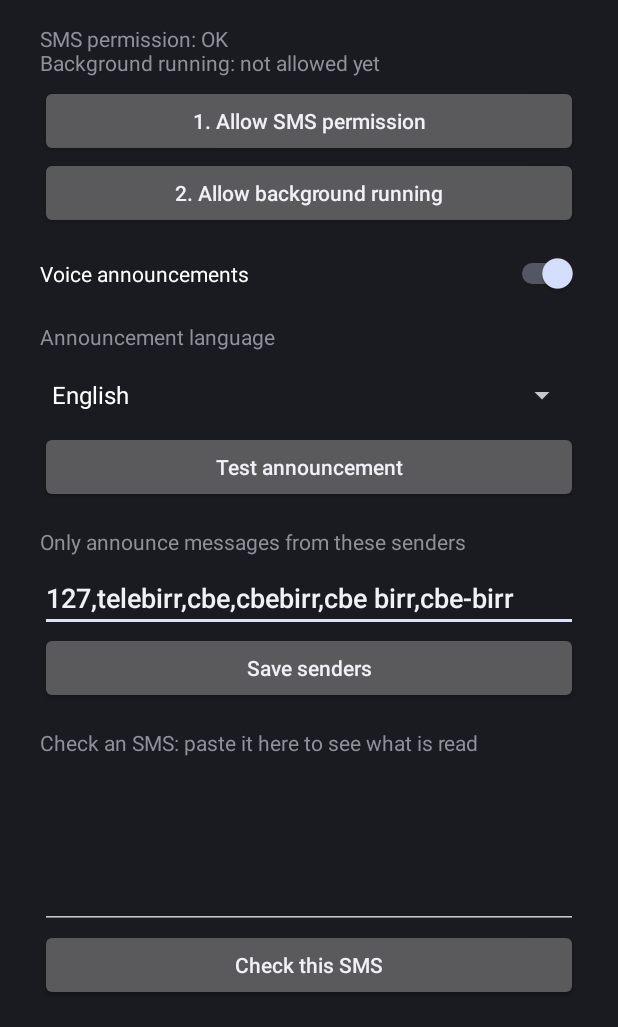
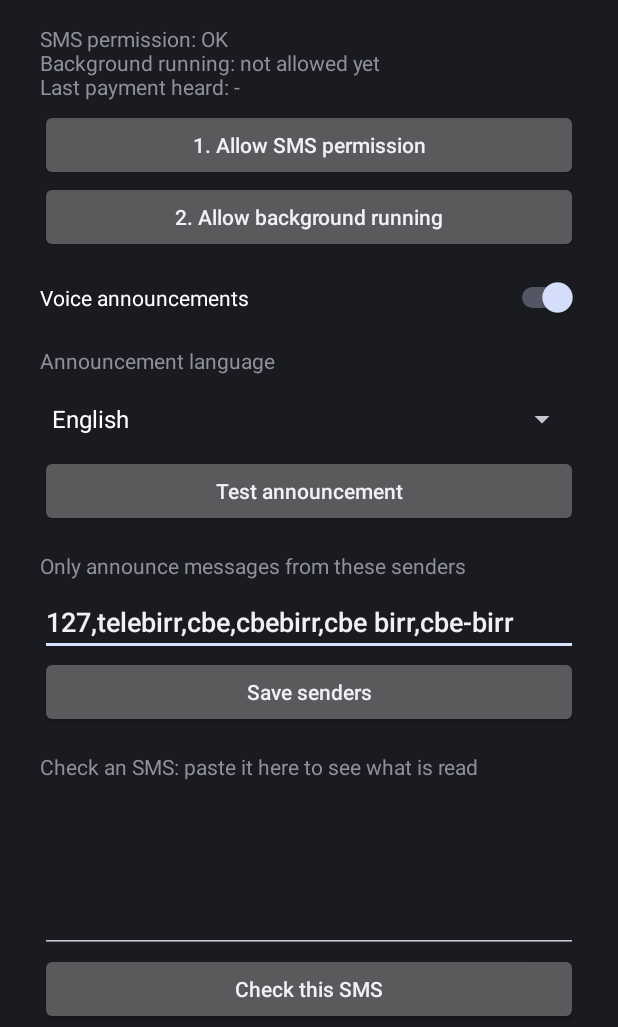
Before and after one commit to tamirataberaa-arch/taxi-pay, an Android app: the screen it shows after launch (MainActivity), on a phone screen of 412 x 824 dp, the part 209-1236 px from its top. Run offline under Robolectric (Android 15) with nearby library versions, the phone set to English and light mode, and no system bars.

Commit message:
Release setup: app/src/main/java/com/taxipay/app/MainActivity.kt

```diff
--- a/app/src/main/java/com/taxipay/app/MainActivity.kt
+++ b/app/src/main/java/com/taxipay/app/MainActivity.kt
@@ -13,6 +13,8 @@ import android.widget.*
 
 class MainActivity : Activity() {
     private lateinit var status: TextView
+    private lateinit var allowBtn: Button
+    private lateinit var senders: EditText
 
     private fun button(t: String, f: () -> Unit) = Button(this).apply { text = t; isAllCaps = false; setOnClickListener { f() } }
     private fun label(t: String, size: Float = 14f) = TextView(this).apply { text = t; textSize = size; setPadding(0, 24, 0, 8) }
@@ -26,6 +28,15 @@ class MainActivity : Activity() {
         l.addView(label("Taxi Pay", 26f))
         status = label("")
         l.addView(status)
+        allowBtn = button("") {
+            val s = Prefs.sp(this).getString("blocked", "") ?: ""
+            if (s.isNotEmpty()) {
+                Prefs.sp(this).edit().putString("senders", Prefs.senders(this) + "," + s).remove("blocked").apply()
+                senders.setText(Prefs.senders(this)); refresh()
+            }
+        }
+        allowBtn.visibility = View.GONE
+        l.addView(allowBtn)
         l.addView(button("1. Allow SMS permission") { requestPermissions(arrayOf(Manifest.permission.RECEIVE_SMS), 1) })
         l.addView(button("2. Allow background running") {
             try { startActivity(Intent(Settings.ACTION_REQUEST_IGNORE_BATTERY_OPTIMIZATIONS, Uri.parse("package:$packageName"))) }
@@ -53,7 +64,7 @@ class MainActivity : Activity() {
         })
 
         l.addView(label("Only announce messages from these senders"))
-        val senders = EditText(this).apply { setText(Prefs.senders(this@MainActivity)) }
+        senders = EditText(this).apply { setText(Prefs.senders(this@MainActivity)) }
         l.addView(senders)
         l.addView(button("Save senders") {
             Prefs.sp(this).edit().putString("senders", senders.text.toString().trim()).apply()
@@ -79,6 +90,11 @@ class MainActivity : Activity() {
     private fun refresh() {
         val sms = checkSelfPermission(Manifest.permission.RECEIVE_SMS) == PackageManager.PERMISSION_GRANTED
         val bat = (getSystemService(POWER_SERVICE) as PowerManager).isIgnoringBatteryOptimizations(packageName)
-        status.text = "SMS permission: " + (if (sms) "OK" else "NOT allowed yet") + "\nBackground running: " + (if (bat) "OK" else "not allowed yet")
+        val blocked = Prefs.sp(this).getString("blocked", "") ?: ""
+        allowBtn.visibility = if (blocked.isEmpty()) View.GONE else View.VISIBLE
+        allowBtn.text = "A payment SMS from \"$blocked\" was ignored. Tap to allow this sender."
+        val last = Prefs.sp(this).getString("last", "") ?: ""
+        status.text = "SMS permission: " + (if (sms) "OK" else "NOT allowed yet") + "\nBackground running: " + (if (bat) "OK" else "not allowed yet") +
+            "\nLast payment heard: " + (if (last.isEmpty()) "-" else last)
     }
 }
```
